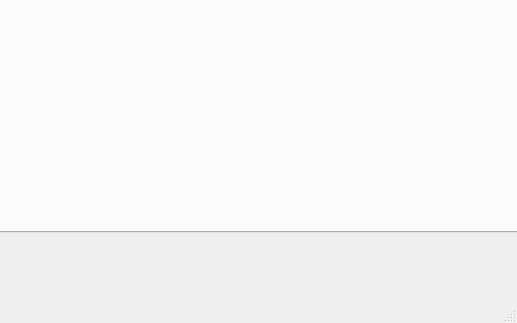
First picture: the form in mainwindow.ui, repository Matt-desousa/COMP3004-FinalProject, before the edit; both pictures show x 283 to 800 and y 277 to 600 of the 800 by 600 pixel window.
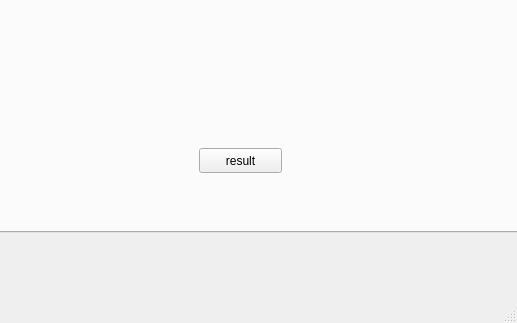
Second picture: the form after the edit. The open tabs and pages were chosen to show the change.

Commit message: Implemented data processing part

What changed in the file:
```diff
--- a/mainwindow.ui
+++ b/mainwindow.ui
@@ -284,6 +284,19 @@
        </property>
       </item>
      </widget>
+     <widget class="QPushButton" name="result">
+      <property name="geometry">
+       <rect>
+        <x>480</x>
+        <y>380</y>
+        <width>83</width>
+        <height>25</height>
+       </rect>
+      </property>
+      <property name="text">
+       <string>result</string>
+      </property>
+     </widget>
     </widget>
     <widget class="QWidget" name="tab_3">
      <attribute name="title">
```
Left out of the diff: 2 changed lines with no effect on the pictures. The commit also changes 2 other files.
